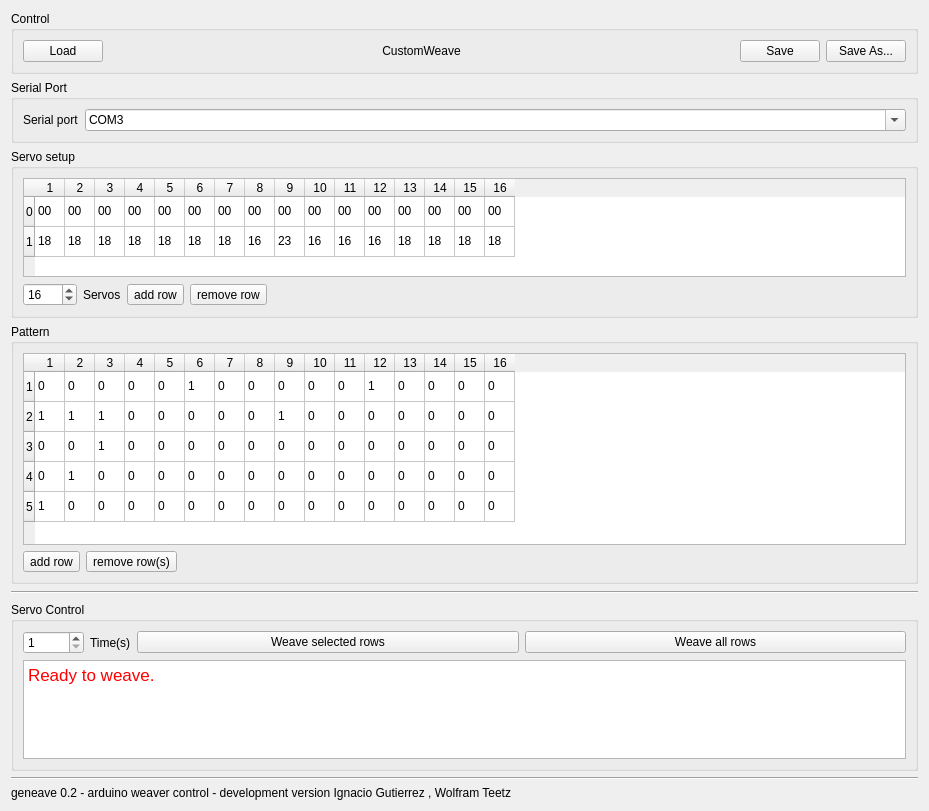
This is serial.ui in wolframteetz/geneave as Qt 5 draws it before an edit. The edited form follows.
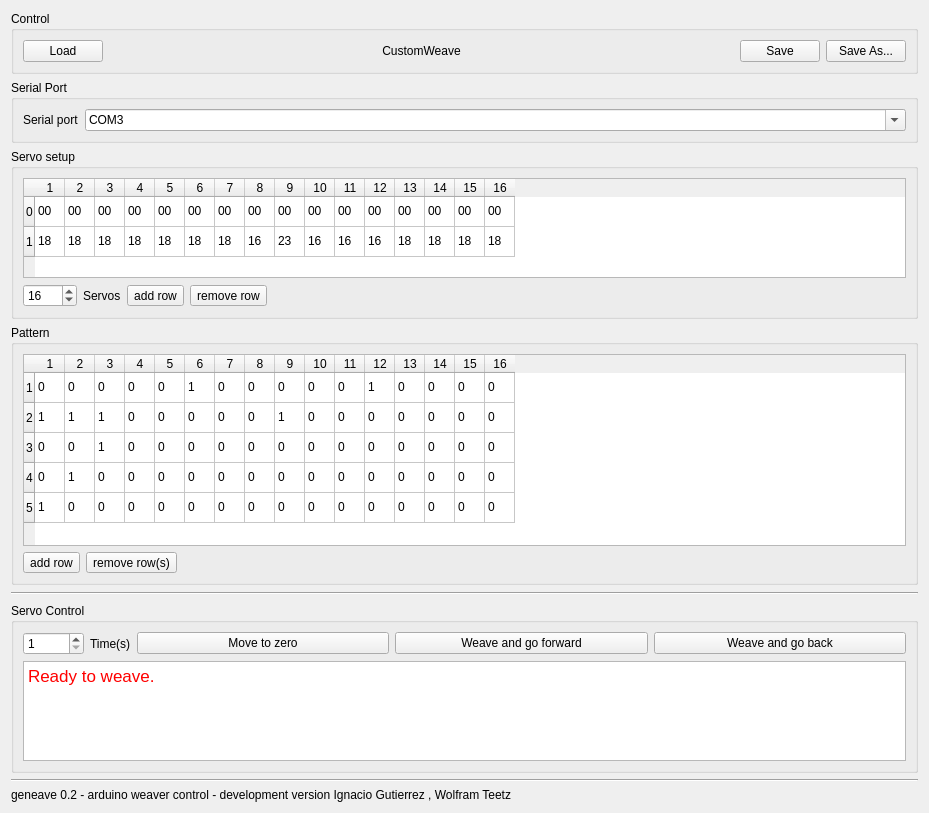
This is the edited form.

Patch:
```diff
--- a/serial.ui
+++ b/serial.ui
@@ -7,7 +7,7 @@
     <x>0</x>
     <y>0</y>
     <width>929</width>
-    <height>811</height>
+    <height>813</height>
    </rect>
   </property>
   <property name="windowTitle">
@@ -966,8 +966,8 @@
       <string>Servo Control</string>
      </property>
      <layout class="QGridLayout" name="gridLayout_6">
-      <item row="0" column="3">
-       <widget class="QPushButton" name="pushButtonExecute">
+      <item row="0" column="4">
+       <widget class="QPushButton" name="pushButtonWeaveAndBackward">
         <property name="sizePolicy">
          <sizepolicy hsizetype="Minimum" vsizetype="Fixed">
           <horstretch>0</horstretch>
@@ -975,14 +975,20 @@
          </sizepolicy>
         </property>
         <property name="text">
-         <string>Weave all rows</string>
+         <string>Weave and go back</string>
+        </property>
+        <property name="shortcut">
+         <string>Backspace</string>
         </property>
        </widget>
       </item>
-      <item row="0" column="2">
-       <widget class="QPushButton" name="pushButtonWeaveSelectedRows">
+      <item row="0" column="3">
+       <widget class="QPushButton" name="pushButtonWeaveAndForward">
         <property name="text">
-         <string>Weave selected rows</string>
+         <string>Weave and go forward</string>
+        </property>
+        <property name="shortcut">
+         <string>Space</string>
         </property>
        </widget>
       </item>
@@ -1015,7 +1021,7 @@
         </property>
        </widget>
       </item>
-      <item row="1" column="0" colspan="4">
+      <item row="1" column="0" colspan="5">
        <widget class="QTextBrowser" name="textBrowserStatus">
         <property name="html">
          <string>&lt;!DOCTYPE HTML PUBLIC &quot;-//W3C//DTD HTML 4.0//EN&quot; &quot;http://www.w3.org/TR/REC-html40/strict.dtd&quot;&gt;
@@ -1026,6 +1032,19 @@
         </property>
        </widget>
       </item>
+      <item row="0" column="2">
+       <widget class="QPushButton" name="pushButtonMoveToZero">
+        <property name="text">
+         <string>Move to zero</string>
+        </property>
+        <property name="shortcut">
+         <string>0</string>
+        </property>
+        <property name="checkable">
+         <bool>false</bool>
+        </property>
+       </widget>
+      </item>
      </layout>
     </widget>
    </item>
```
